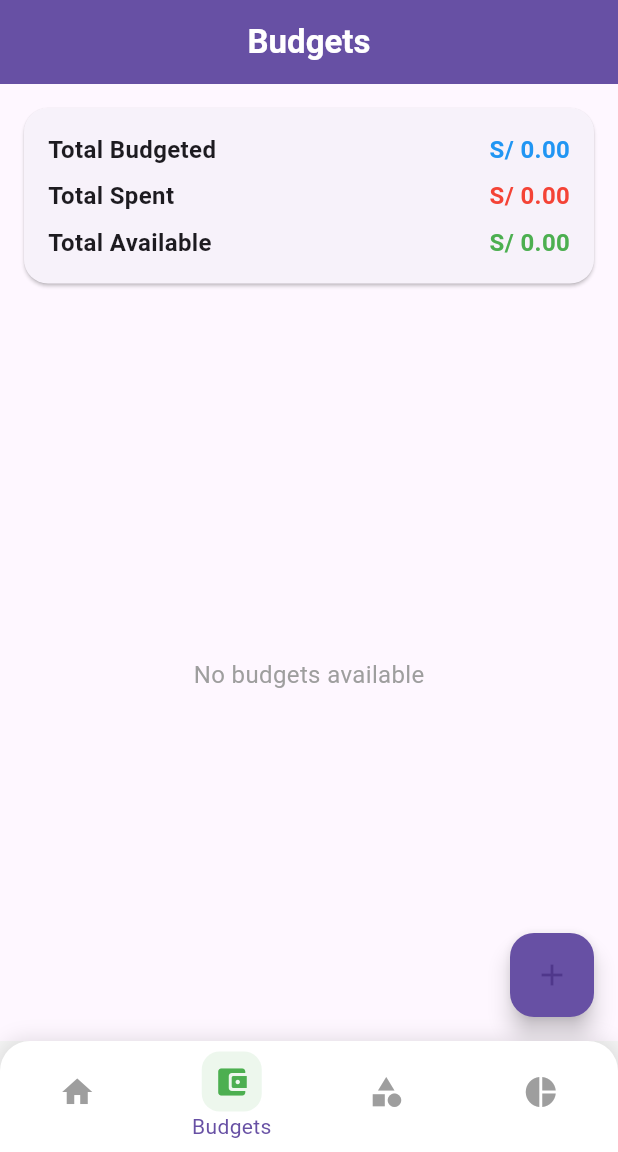
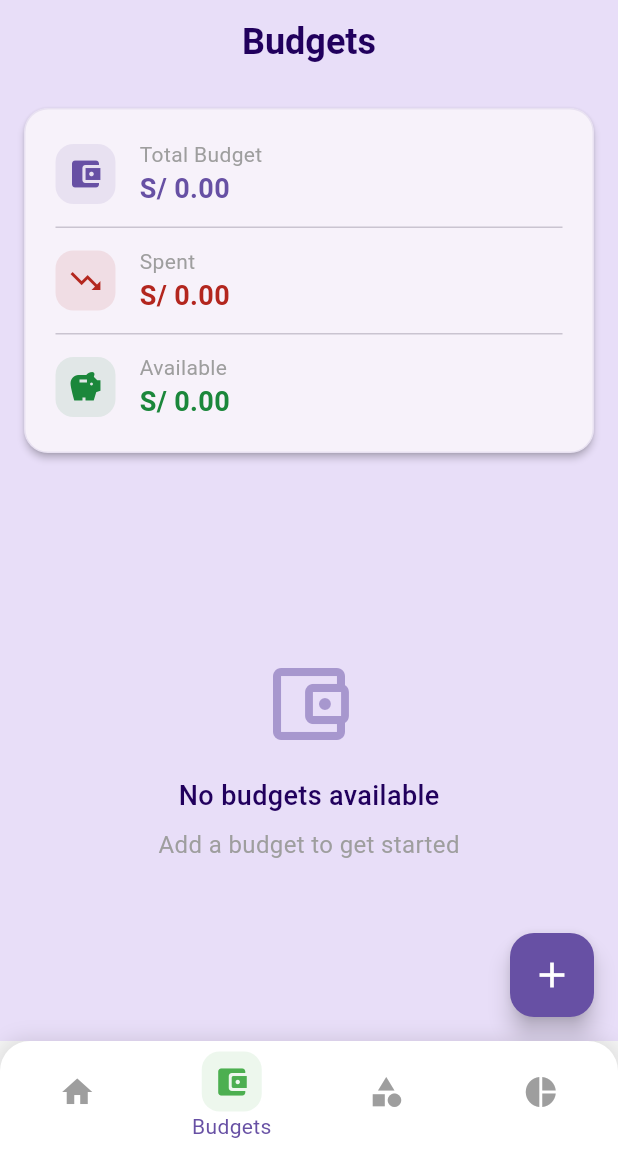
Before and after one commit to acrispin06/chioneapp, a Flutter app: the screen it shows after launch, item 2 of the bottom bar chosen, on a phone screen of 412 x 824 dp, the part 84-1236 px from its top. Run offline on Flutter 3.47's test engine with Material 3 defaults, Android fonts, the phone set to English and light mode, and no system bars; our stand-ins replace sqflite; accounts and stored records are empty.

Commit message:
feat(budget): Improving the UI design

```diff
--- a/lib/views/budget_screen.dart
+++ b/lib/views/budget_screen.dart
@@ -18,24 +18,23 @@ class _BudgetScreenState extends State<BudgetScreen> {
   void initState() {
     super.initState();
     WidgetsBinding.instance.addPostFrameCallback((_) {
-      final budgetViewModel = context.read<BudgetViewModel>();
-      budgetViewModel.fetchBudgets(1); // Fetch budgets for the userId
+      context.read<BudgetViewModel>().fetchBudgets(1);
     });
   }
 
   @override
   Widget build(BuildContext context) {
-    final Color primaryColor = Theme.of(context).colorScheme.primary;
-
     return Scaffold(
+      backgroundColor: const Color(0xFFE8DEF8),
       appBar: AppBar(
         elevation: 0,
-        backgroundColor: primaryColor,
+        backgroundColor: Colors.transparent,
         title: const Text(
           "Budgets",
           style: TextStyle(
-            color: Colors.white,
+            fontSize: 24,
             fontWeight: FontWeight.bold,
+            color: Color(0xFF21005D),
           ),
         ),
         centerTitle: true,
@@ -43,7 +42,9 @@ class _BudgetScreenState extends State<BudgetScreen> {
       body: Consumer<BudgetViewModel>(
         builder: (context, budgetViewModel, _) {
           if (budgetViewModel.isLoading) {
-            return const Center(child: CircularProgressIndicator());
+            return const Center(
+              child: CircularProgressIndicator(color: Color(0xFF6750A4)),
+            );
           }
 
           final budgets = budgetViewModel.budgets;
@@ -55,11 +56,18 @@ class _BudgetScreenState extends State<BudgetScreen> {
             ]).then((values) => values[0] - values[1]),
             builder: (context, snapshot) {
               if (snapshot.connectionState == ConnectionState.waiting) {
-                return const Center(child: CircularProgressIndicator());
+                return const Center(
+                  child: CircularProgressIndicator(color: Color(0xFF6750A4)),
+                );
               }
 
               if (snapshot.hasError) {
-                return Center(child: Text('Error: ${snapshot.error}'));
+                return Center(
+                  child: Text(
+                    'Error: ${snapshot.error}',
+                    style: const TextStyle(color: Color(0xFF21005D)),
+                  ),
+                );
               }
 
               final totalAvailable = snapshot.data ?? 0.0;
@@ -67,16 +75,36 @@ class _BudgetScreenState extends State<BudgetScreen> {
               return Column(
                 children: [
                   _buildSummarySection(
-                    snapshot.data ?? 0.0, // totalAvailable
+                    snapshot.data ?? 0.0,
                     budgetViewModel.totalSpent,
                     budgetViewModel.totalBudget,
                   ),
                   Expanded(
                     child: budgets.isEmpty
-                        ? const Center(
-                      child: Text(
+                        ? Center(
+                      child: Column(
+                        mainAxisAlignment: MainAxisAlignment.center,
+                        children: [
+                          Icon(
+                            Icons.account_balance_wallet_outlined,
+                            size: 64,
+                            color: const Color(0xFF6750A4).withOpacity(0.5),
+                          ),
+                          const SizedBox(height: 16),
+                          const Text(
                             "No budgets available",
+                            style: TextStyle(
+                              fontSize: 18,
+                              fontWeight: FontWeight.w500,
+                              color: Color(0xFF21005D),
+                            ),
+                          ),
+                          const SizedBox(height: 8),
+                          const Text(
+                            "Add a budget to get started",
                             style: TextStyle(fontSize: 16, color: Colors.grey),
+                          ),
+                        ],
                       ),
                     )
                         : ListView.builder(
@@ -85,23 +113,23 @@ class _BudgetScreenState extends State<BudgetScreen> {
                       itemBuilder: (context, index) {
                         final Budget budget = budgets[index];
                         return FutureBuilder<String>(
-                          future: context.read<TransactionViewModel>().getCategoryName(budget.categoryId),
+                          future: context
+                              .read<TransactionViewModel>()
+                              .getCategoryName(budget.categoryId),
                           builder: (context, snapshot) {
-                            if (snapshot.connectionState == ConnectionState.waiting) {
-                              return const Center(child: CircularProgressIndicator());
-                            }
-
-                            if (snapshot.hasError || snapshot.data == null) {
-                              return _buildBudgetCard(
-                                context,
-                                budget,
-                                "Category not found",
-                                0.0,
+                            if (snapshot.connectionState ==
+                                ConnectionState.waiting) {
+                              return const Center(
+                                child: CircularProgressIndicator(
+                                  color: Color(0xFF6750A4),
+                                ),
                               );
                             }
 
-                            final categoryName = snapshot.data!;
-                            final double progress = (budget.spent / budget.amount).clamp(0, 1);
+                            final categoryName =
+                                snapshot.data ?? "Category not found";
+                            final double progress =
+                            (budget.spent / budget.amount).clamp(0, 1);
 
                             return _buildBudgetCard(
                               context,
@@ -123,56 +151,108 @@ class _BudgetScreenState extends State<BudgetScreen> {
       floatingActionButton: FloatingActionButton(
         onPressed: () => _showAddBudgetDialog(context),
         heroTag: 'addBudgetButton',
-        backgroundColor: primaryColor,
-        child: const Icon(Icons.add),
+        backgroundColor: const Color(0xFF6750A4),
+        child: const Icon(Icons.add, size: 28, color: Colors.white),
       ),
     );
   }
 
-  Widget _buildSummarySection(double totalBudget, double totalSpent, double totalAvailable) {
+  Widget _buildSummarySection(
+      double totalAvailable, double totalSpent, double totalBudget) {
     return Card(
       margin: const EdgeInsets.all(16),
+      elevation: 2,
       shape: RoundedRectangleBorder(borderRadius: BorderRadius.circular(16)),
-      child: Padding(
-        padding: const EdgeInsets.all(16),
+      child: Container(
+        padding: const EdgeInsets.all(20),
+        decoration: BoxDecoration(
+          borderRadius: BorderRadius.circular(16),
+          border: Border.all(
+            color: const Color(0xFF6750A4).withOpacity(0.1),
+            width: 1,
+          ),
+        ),
         child: Column(
           children: [
-            _buildSummaryTile("Total Budgeted", totalBudget, Colors.blue),
-            const SizedBox(height: 8),
-            _buildSummaryTile("Total Spent", totalSpent, Colors.red),
-            const SizedBox(height: 8),
-            _buildSummaryTile("Total Available", totalAvailable, Colors.green),
+            _buildSummaryTile(
+              "Total Budget",
+              totalBudget,
+              const Color(0xFF6750A4),
+              Icons.account_balance_wallet,
+            ),
+            const Padding(
+              padding: EdgeInsets.symmetric(vertical: 12),
+              child: Divider(height: 1),
+            ),
+            _buildSummaryTile(
+              "Spent",
+              totalSpent,
+              const Color(0xFFB3261E),
+              Icons.trending_down,
+            ),
+            const Padding(
+              padding: EdgeInsets.symmetric(vertical: 12),
+              child: Divider(height: 1),
+            ),
+            _buildSummaryTile(
+              "Available",
+              totalAvailable,
+              const Color(0xFF1B873B),
+              Icons.savings,
+            ),
           ],
         ),
       ),
     );
   }
 
-  Widget _buildSummaryTile(String title, double amount, Color color) {
+
+  Widget _buildSummaryTile(
+      String title, double amount, Color color, IconData icon) {
     return Row(
-      mainAxisAlignment: MainAxisAlignment.spaceBetween,
+      children: [
+        Container(
+          padding: const EdgeInsets.all(8),
+          decoration: BoxDecoration(
+            color: color.withOpacity(0.1),
+            borderRadius: BorderRadius.circular(12),
+          ),
+          child: Icon(icon, color: color, size: 24),
+        ),
+        const SizedBox(width: 16),
+        Expanded(
+          child: Column(
+            crossAxisAlignment: CrossAxisAlignment.start,
             children: [
               Text(
                 title,
                 style: const TextStyle(
-            fontSize: 16,
-            fontWeight: FontWeight.bold,
+                  fontSize: 14,
+                  color: Colors.grey,
                 ),
               ),
               Text(
                 "S/ ${amount.toStringAsFixed(2)}",
                 style: TextStyle(
-            fontSize: 16,
+                  fontSize: 18,
                   fontWeight: FontWeight.bold,
                   color: color,
+                ),
+              ),
+            ],
           ),
         ),
       ],
     );
   }
 
-  Widget _buildBudgetCard(BuildContext context, Budget budget, String categoryName, double progress) {
+  Widget _buildBudgetCard(
+      BuildContext context, Budget budget, String categoryName, double progress) {
+    final remainingAmount = budget.amount - budget.spent;
+    final isOverBudget = remainingAmount < 0;
+
     return Card(
+      margin: const EdgeInsets.only(bottom: 16),
       elevation: 2,
       shape: RoundedRectangleBorder(borderRadius: BorderRadius.circular(16)),
       child: InkWell(
@@ -185,16 +265,30 @@ class _BudgetScreenState extends State<BudgetScreen> {
           );
         },
         borderRadius: BorderRadius.circular(16),
-        child: Padding(
+        child: Container(
           padding: const EdgeInsets.all(16),
+          decoration: BoxDecoration(
+            borderRadius: BorderRadius.circular(16),
+            border: Border.all(
+              color: const Color(0xFF6750A4).withOpacity(0.1),
+              width: 1,
+            ),
+          ),
           child: Column(
             crossAxisAlignment: CrossAxisAlignment.start,
             children: [
               Row(
                 children: [
-                  CircleAvatar(
-                    backgroundColor: Theme.of(context).colorScheme.primary.withOpacity(0.1),
-                    child: const Icon(Icons.attach_money, color: Colors.green),
+                  Container(
+                    padding: const EdgeInsets.all(12),
+                    decoration: BoxDecoration(
+                      color: const Color(0xFF6750A4).withOpacity(0.1),
+                      borderRadius: BorderRadius.circular(12),
+                    ),
+                    child: const Icon(
+                      Icons.account_balance_wallet,
+                      color: Color(0xFF6750A4),
+                    ),
                   ),
                   const SizedBox(width: 16),
                   Expanded(
@@ -206,34 +300,76 @@ class _BudgetScreenState extends State<BudgetScreen> {
                           style: const TextStyle(
                             fontSize: 18,
                             fontWeight: FontWeight.bold,
+                            color: Color(0xFF21005D),
                           ),
                         ),
                         Text(
-                          "Budget: S/ ${budget.amount.toStringAsFixed(2)}",
-                          style: TextStyle(
+                          "Budgeted: S/ ${budget.amount.toStringAsFixed(2)}",
+                          style: const TextStyle(
                             fontSize: 14,
-                            color: Colors.grey[600],
+                            color: Colors.grey,
                           ),
                         ),
                       ],
                     ),
                   ),
-                  Icon(Icons.arrow_forward_ios, size: 16, color: Colors.grey[400]),
+                  Container(
+                    padding:
+                    const EdgeInsets.symmetric(horizontal: 12, vertical: 6),
+                    decoration: BoxDecoration(
+                      color: (isOverBudget
+                          ? const Color(0xFFB3261E)
+                          : const Color(0xFF1B873B))
+                          .withOpacity(0.1),
+                      borderRadius: BorderRadius.circular(20),
+                    ),
+                    child: Text(
+                      "${(progress * 100).toStringAsFixed(1)}%",
+                      style: TextStyle(
+                        fontSize: 14,
+                        fontWeight: FontWeight.w500,
+                        color: isOverBudget
+                            ? const Color(0xFFB3261E)
+                            : const Color(0xFF1B873B),
+                      ),
+                    ),
+                  ),
                 ],
               ),
-              const SizedBox(height: 8),
-              LinearProgressIndicator(
+              const SizedBox(height: 16),
+              ClipRRect(
+                borderRadius: BorderRadius.circular(8),
+                child: LinearProgressIndicator(
                   value: progress,
-                backgroundColor: Colors.grey[200],
-                color: Theme.of(context).colorScheme.primary,
+                  backgroundColor: const Color(0xFF6750A4).withOpacity(0.1),
+                  color: isOverBudget
+                      ? const Color(0xFFB3261E)
+                      : const Color(0xFF6750A4),
+                  minHeight: 8,
                 ),
-              const SizedBox(height: 8),
+              ),
+              const SizedBox(height: 12),
+              Row(
+                mainAxisAlignment: MainAxisAlignment.spaceBetween,
+                children: [
                   Text(
-                "Remaining: S/ ${(budget.amount - budget.spent).toStringAsFixed(2)}",
+                    "Spent: S/ ${budget.spent.toStringAsFixed(2)}",
+                    style: const TextStyle(
+                      fontSize: 14,
+                      color: Colors.grey,
+                    ),
+                  ),
+                  Text(
+                    "${isOverBudget ? 'Exceeded: ' : 'Available: '}S/ ${remainingAmount.abs().toStringAsFixed(2)}",
                     style: TextStyle(
                       fontSize: 14,
-                  color: Colors.grey[600],
+                      fontWeight: FontWeight.w500,
+                      color: isOverBudget
+                          ? const Color(0xFFB3261E)
+                          : const Color(0xFF1B873B),
                     ),
+                  ),
+                ],
               ),
             ],
           ),
@@ -249,11 +385,14 @@ class _BudgetScreenState extends State<BudgetScreen> {
 
     // Espera a que las categorías disponibles se carguen
     final availableCategories = await context.read<TransactionViewModel>().getAvailableCategories();
-
+    final expenseCategories = availableCategories.where((category) => (category as Category).type_id == 1).toList();
     if (availableCategories.isEmpty) {
       // Si no hay categorías disponibles, muestra un mensaje
       ScaffoldMessenger.of(context).showSnackBar(
-        const SnackBar(content: Text("No categories available to create a budget.")),
+        const SnackBar(
+          content: Text("No categories available. Please add a category first."),
+          backgroundColor: Color(0xFF6750A4),
+        ),
       );
       return;
     }
@@ -263,17 +402,17 @@ class _BudgetScreenState extends State<BudgetScreen> {
       context: context,
       builder: (context) {
         return Dialog(
-          shape: RoundedRectangleBorder(borderRadius: BorderRadius.circular(16)),
+          shape: RoundedRectangleBorder(borderRadius: BorderRadius.circular(20)),
           child: Padding(
-            padding: const EdgeInsets.all(16),
+            padding: const EdgeInsets.all(24),
             child: Column(
               mainAxisSize: MainAxisSize.min,
               children: [
                 const Text(
                   "Add New Budget",
-                  style: TextStyle(fontSize: 18, fontWeight: FontWeight.bold),
+                  style: TextStyle(fontSize: 18, fontWeight: FontWeight.bold,color: Color(0xFF21005D)),
                 ),
-                const SizedBox(height: 16),
+                const SizedBox(height: 24),
                 Form(
                   key: _formKey,
                   child: Column(
@@ -281,7 +420,21 @@ class _BudgetScreenState extends State<BudgetScreen> {
                       TextFormField(
                         controller: _amountController,
                         keyboardType: TextInputType.number,
-                        decoration: const InputDecoration(labelText: "Amount"),
+                        decoration: InputDecoration(labelText: "Amount",prefixText: "S/",
+                          labelStyle:
+                          const TextStyle(color: Color(0xFF6750A4)),
+                          focusedBorder: OutlineInputBorder(
+                            borderRadius: BorderRadius.circular(12),
+                            borderSide:
+                            const BorderSide(color: Color(0xFF6750A4)),
+                          ),
+                          enabledBorder: OutlineInputBorder(
+                            borderRadius: BorderRadius.circular(12),
+                            borderSide: BorderSide(
+                            color: const Color(0xFF6750A4).withOpacity(0.5),
+                          ),
+                          ),
+                        ),
                         validator: (value) {
                           if (value == null || value.isEmpty) {
                             return "Please enter an amount";
```
Lines whose indentation alone changed are shown as unchanged.
